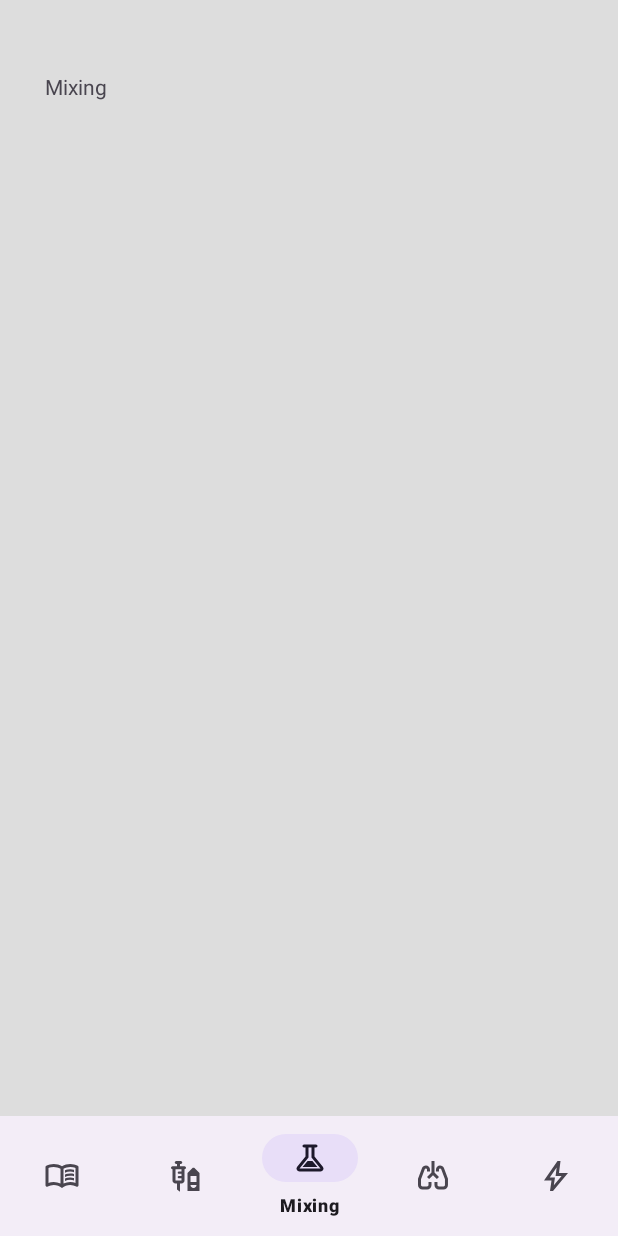
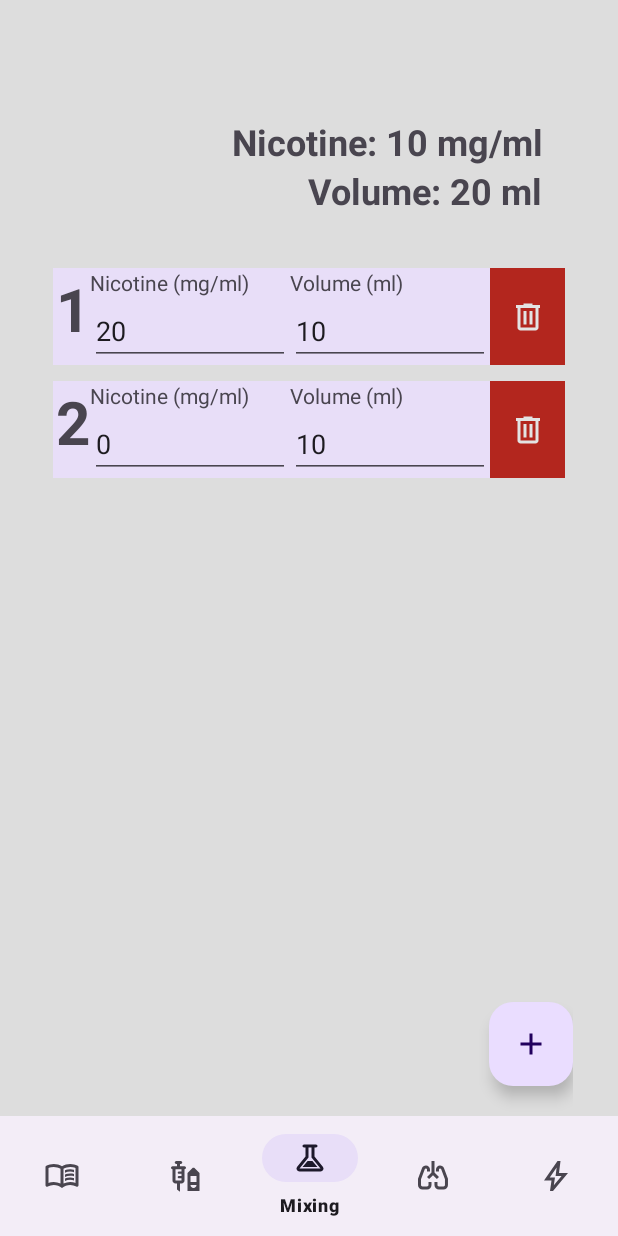
Before and after one commit to liscman/CyberCigarette, an Android app: the screen it shows after launch (MainActivity), on a phone screen of 412 x 824 dp. Run offline under Robolectric (Android 15) with nearby library versions, the phone set to English and light mode, and no system bars.

Commit message:
Mixing Fragment

```diff
--- a/app/build.gradle.kts
+++ b/app/build.gradle.kts
@@ -41,6 +41,10 @@ android {
 dependencies {
     implementation (libs.mpandroidchart)
 
+    implementation (libs.androidx.activity.ktx.v191)
+    implementation(libs.androidx.lifecycle.viewmodel.ktx.v284)
+    implementation(libs.androidx.fragment.ktx.v183)
+    implementation(libs.androidx.lifecycle.extensions)
 
     implementation(libs.androidx.core.ktx)
     implementation(libs.androidx.appcompat)
--- a/app/src/main/java/com/example/cybercigarette/MainActivity.kt
+++ b/app/src/main/java/com/example/cybercigarette/MainActivity.kt
@@ -2,6 +2,7 @@ package com.example.cybercigarette
 
 import android.os.Bundle
 import android.view.MenuItem
+import androidx.activity.viewModels
 import androidx.appcompat.app.AppCompatActivity
 import androidx.viewpager2.widget.ViewPager2
 import com.example.cybercigarette.adapters.MainPagerAdapter
@@ -11,6 +12,8 @@ import com.google.android.material.navigation.NavigationBarView
 class MainActivity : AppCompatActivity() {
     private lateinit var binding: ActivityMainBinding
     private lateinit var pagerAdapter: MainPagerAdapter
+
+    private val viewModel: MainViewModel by viewModels()
 
     override fun onCreate(savedInstanceState: Bundle?) {
         super.onCreate(savedInstanceState)
--- a/app/src/main/java/com/example/cybercigarette/MainViewModel.kt
+++ b/app/src/main/java/com/example/cybercigarette/MainViewModel.kt
@@ -2,7 +2,7 @@ package com.example.cybercigarette
 
 import android.content.Context
 import androidx.lifecycle.ViewModel
-import java.lang.Exception
+import com.example.cybercigarette.backend.mixing.MixingBackend
 
 /**
  * Main [ViewModel] in Project.
@@ -21,4 +21,7 @@ class MainViewModel : ViewModel() {
         }
         return true
     }
+
+    //mixing
+    val mixing = MixingBackend()
 }
--- /dev/null
+++ b/app/src/main/java/com/example/cybercigarette/adapters/MixingRecyclerAdapter.kt
@@ -0,0 +1,64 @@
+package com.example.cybercigarette.adapters
+
+import android.os.Looper
+import android.view.LayoutInflater
+import android.view.ViewGroup
+import androidx.core.widget.doAfterTextChanged
+import androidx.recyclerview.widget.RecyclerView
+import com.example.cybercigarette.MainViewModel
+import com.example.cybercigarette.databinding.RowMixingElementBinding
+
+class MixingRecyclerAdapter(
+    private val vm: MainViewModel,
+    private val cb: (ActionType, Int, Int) -> Unit,
+): RecyclerView.Adapter<MixingRecyclerAdapter.MixingRecyclerViewHolder>() {
+    private var _binding: RowMixingElementBinding? = null
+    private val binding get() = _binding!!
+
+    override fun onCreateViewHolder(parent: ViewGroup, viewType: Int): MixingRecyclerViewHolder {
+        _binding = RowMixingElementBinding.inflate(LayoutInflater.from(parent.context), parent, false)
+        return MixingRecyclerViewHolder(binding)
+    }
+
+    override fun getItemCount() = vm.mixing.list.size
+
+
+    override fun onBindViewHolder(holder: MixingRecyclerViewHolder, position: Int) {
+        val item = vm.mixing.list[position]
+        holder.binding.rowMixingNicotineInput.setText(item.nicotine.toString())
+        holder.binding.rowMixingVolumeInput.setText(item.volume.toString())
+        holder.binding.rowMixingNumber.setText((position+1).toString())
+
+        val handler = android.os.Handler(Looper.getMainLooper())
+
+        holder.binding.rowMixingNicotineInput.doAfterTextChanged {
+            handler.post {
+                cb(
+                    ActionType.EDIT_NICOTINE,
+                    position,
+                    holder.binding.rowMixingNicotineInput.text.toString().toIntOrNull() ?: 0
+                )
+            }
+        }
+        holder.binding.rowMixingVolumeInput.doAfterTextChanged {
+            handler.post {
+                cb(
+                    ActionType.EDIT_VOLUME,
+                    position,
+                    holder.binding.rowMixingVolumeInput.text.toString().toIntOrNull() ?: 0
+                )
+            }
+        }
+        holder.binding.rowMixingRemoveBtn.setOnClickListener {
+            cb(ActionType.REMOVE, position, -1)
+        }
+    }
+
+    enum class ActionType{
+        REMOVE,
+        EDIT_NICOTINE,
+        EDIT_VOLUME,
+    }
+
+    inner class MixingRecyclerViewHolder(val binding: RowMixingElementBinding): RecyclerView.ViewHolder(binding.root)
+}
--- /dev/null
+++ b/app/src/main/java/com/example/cybercigarette/backend/mixing/MixingBackend.kt
@@ -0,0 +1,13 @@
+package com.example.cybercigarette.backend.mixing
+
+class MixingBackend {
+    val list = mutableListOf<MixingElement>(
+        MixingElement(20, 10),
+        MixingElement(0, 10),
+    )
+
+    fun getMixedVolume() = list.sumOf { it.volume }
+
+    fun getMixedNicotine() =
+        if (list.sumOf { it.volume } > 0) list.sumOf { it.nicotine*it.volume }/list.sumOf { it.volume } else 0
+}
--- /dev/null
+++ b/app/src/main/java/com/example/cybercigarette/backend/mixing/MixingElement.kt
@@ -0,0 +1,6 @@
+package com.example.cybercigarette.backend.mixing
+
+class MixingElement(
+    var nicotine: Int = 20,
+    var volume: Int = 10,
+)
--- a/app/src/main/java/com/example/cybercigarette/fragments/MixingFragment.kt
+++ b/app/src/main/java/com/example/cybercigarette/fragments/MixingFragment.kt
@@ -1,15 +1,24 @@
 package com.example.cybercigarette.fragments
 
+import android.annotation.SuppressLint
 import android.os.Bundle
-import androidx.fragment.app.Fragment
 import android.view.LayoutInflater
 import android.view.View
 import android.view.ViewGroup
+import androidx.fragment.app.Fragment
+import androidx.fragment.app.activityViewModels
+import androidx.recyclerview.widget.LinearLayoutManager
+import com.example.cybercigarette.MainViewModel
+import com.example.cybercigarette.R
+import com.example.cybercigarette.adapters.MixingRecyclerAdapter
+import com.example.cybercigarette.backend.mixing.MixingElement
 import com.example.cybercigarette.databinding.FragmentMixingBinding
 
 class MixingFragment : Fragment() {
     private var _binding: FragmentMixingBinding? = null
     private val binding get() = _binding!!
+
+    private val vm: MainViewModel by activityViewModels()
 
     override fun onCreateView(
         inflater: LayoutInflater,
@@ -18,8 +27,47 @@ class MixingFragment : Fragment() {
     ): View {
         _binding = FragmentMixingBinding.inflate(inflater, container, false)
 
-        //TODO Empty fragment
+        setupRecycler()
+        loadOutput()
+        setupAddButton()
 
         return binding.root
     }
+
+    fun setupAddButton() {
+        binding.mixingAddBtn.setOnClickListener {
+            vm.mixing.list.add(MixingElement(0, 0))
+            binding.mixingContentRecycler.adapter?.notifyItemInserted(vm.mixing.list.size)
+        }
+    }
+
+    @SuppressLint("NotifyDataSetChanged")
+    fun setupRecycler(){
+        binding.mixingContentRecycler.layoutManager = LinearLayoutManager(requireContext())
+        binding.mixingContentRecycler.adapter = MixingRecyclerAdapter(vm){ action, i, value ->
+            when(action){
+                MixingRecyclerAdapter.ActionType.REMOVE -> {
+                    vm.mixing.list.removeAt(i)
+                    binding.mixingContentRecycler.adapter?.notifyDataSetChanged()
+                    loadOutput()
+                }
+                MixingRecyclerAdapter.ActionType.EDIT_NICOTINE -> {
+                    vm.mixing.list[i].nicotine = value
+                    loadOutput()
+                }
+                MixingRecyclerAdapter.ActionType.EDIT_VOLUME -> {
+                    vm.mixing.list[i].volume = value
+                    loadOutput()
+                }
+            }
+        }
+    }
+
+    fun loadOutput(){
+        val volume = vm.mixing.getMixedVolume()
+        val nicotine = vm.mixing.getMixedNicotine()
+
+        binding.mixingVolumeTxt.setText("${getString(R.string.volume)}: $volume ml")
+        binding.mixingNicotineTxt.setText("${getString(R.string.nicotine)}: $nicotine mg/ml")
+    }
 }
--- /dev/null
+++ b/app/src/main/res/drawable/ic_add.xml
@@ -0,0 +1,9 @@
+<vector xmlns:android="http://schemas.android.com/apk/res/android"
+    android:width="24dp"
+    android:height="24dp"
+    android:viewportWidth="960"
+    android:viewportHeight="960">
+  <path
+      android:pathData="M440,520L200,520v-80h240v-240h80v240h240v80L520,520v240h-80v-240Z"
+      android:fillColor="#e3e3e3"/>
+</vector>
--- /dev/null
+++ b/app/src/main/res/drawable/ic_delete.xml
@@ -0,0 +1,9 @@
+<vector xmlns:android="http://schemas.android.com/apk/res/android"
+    android:width="24dp"
+    android:height="24dp"
+    android:viewportWidth="960"
+    android:viewportHeight="960">
+  <path
+      android:pathData="M280,840q-33,0 -56.5,-23.5T200,760v-520h-40v-80h200v-40h240v40h200v80h-40v520q0,33 -23.5,56.5T680,840L280,840ZM680,240L280,240v520h400v-520ZM360,680h80v-360h-80v360ZM520,680h80v-360h-80v360ZM280,240v520,-520Z"
+      android:fillColor="#e3e3e3"/>
+</vector>
--- a/app/src/main/res/layout/fragment_mixing.xml
+++ b/app/src/main/res/layout/fragment_mixing.xml
@@ -1,14 +1,54 @@
 <?xml version="1.0" encoding="utf-8"?>
 <FrameLayout xmlns:android="http://schemas.android.com/apk/res/android"
+    xmlns:app="http://schemas.android.com/apk/res-auto"
     xmlns:tools="http://schemas.android.com/tools"
     android:layout_width="match_parent"
     android:layout_height="match_parent"
     tools:context=".fragments.MixingFragment">
 
-    <!-- TODO: Update blank fragment layout -->
-    <TextView
+    <LinearLayout
+        android:id="@+id/mixing_content"
         android:layout_width="match_parent"
         android:layout_height="match_parent"
-        android:text="Mixing" />
+        android:orientation="vertical">
+
+        <TextView
+            android:id="@+id/mixing_nicotine_txt"
+            android:layout_width="wrap_content"
+            android:layout_height="wrap_content"
+            tools:text="16 mg/ml"
+            android:textSize="24sp"
+            android:textStyle="bold"
+            android:layout_gravity="end"
+            android:layout_marginEnd="20dp"
+            android:layout_marginTop="30dp" />
+
+        <TextView
+            android:id="@+id/mixing_volume_txt"
+            android:layout_width="wrap_content"
+            android:layout_height="wrap_content"
+            tools:text="60ml"
+            android:textSize="24sp"
+            android:textStyle="bold"
+            android:layout_gravity="end"
+            android:layout_marginEnd="20dp"
+            android:layout_marginBottom="30dp" />
+
+        <androidx.recyclerview.widget.RecyclerView
+            android:id="@+id/mixing_content_recycler"
+            android:layout_width="match_parent"
+            android:layout_height="match_parent"
+            tools:listitem="@layout/row_mixing_element" />
+    </LinearLayout>
+
+    <com.google.android.material.floatingactionbutton.FloatingActionButton
+        android:id="@+id/mixing_add_btn"
+        android:layout_width="wrap_content"
+        android:layout_height="wrap_content"
+        android:clickable="true"
+        android:focusable="true"
+        android:layout_gravity="end|bottom"
+        android:layout_marginBottom="20dp"
+        android:src="@drawable/ic_add" />
 
 </FrameLayout>
--- /dev/null
+++ b/app/src/main/res/layout/row_mixing_element.xml
@@ -0,0 +1,65 @@
+<?xml version="1.0" encoding="utf-8"?>
+<LinearLayout xmlns:android="http://schemas.android.com/apk/res/android"
+    xmlns:tools="http://schemas.android.com/tools"
+    android:layout_width="match_parent"
+    android:layout_height="wrap_content"
+    xmlns:app="http://schemas.android.com/apk/res-auto"
+    android:background="?colorSecondaryContainer"
+    android:layout_margin="5dp"
+    android:orientation="horizontal">
+
+    <TextView
+        android:id="@+id/row_mixing_number"
+        android:layout_width="wrap_content"
+        android:layout_height="wrap_content"
+        android:layout_marginStart="2dp"
+        tools:text="1."
+        android:textSize="40sp"
+        android:textStyle="bold" />
+
+    <LinearLayout
+        android:layout_width="match_parent"
+        android:layout_height="wrap_content"
+        android:orientation="vertical"
+        android:layout_weight="1">
+
+        <TextView
+            android:layout_width="wrap_content"
+            android:layout_height="wrap_content"
+            android:text="@string/nicotine_mg_ml"/>
+        <EditText
+            android:id="@+id/row_mixing_nicotine_input"
+            android:layout_width="match_parent"
+            android:layout_height="wrap_content"
+            android:hint="@string/short_nicotine_example"
+            android:inputType="number" />
+
+    </LinearLayout>
+
+    <LinearLayout
+        android:layout_width="match_parent"
+        android:layout_height="wrap_content"
+        android:orientation="vertical"
+        android:layout_weight="1">
+
+        <TextView
+            android:layout_width="wrap_content"
+            android:layout_height="wrap_content"
+            android:text="@string/volume_ml"/>
+        <EditText
+            android:id="@+id/row_mixing_volume_input"
+            android:layout_width="match_parent"
+            android:layout_height="wrap_content"
+            android:hint="@string/short_volume_example"
+            android:inputType="number" />
+
+    </LinearLayout>
+
+    <ImageButton
+        android:id="@+id/row_mixing_remove_btn"
+        android:layout_width="50dp"
+        android:layout_height="match_parent"
+        android:src="@drawable/ic_delete"
+        android:background="?colorError"/>
+
+</LinearLayout>
--- a/app/src/main/res/values/strings.xml
+++ b/app/src/main/res/values/strings.xml
@@ -8,18 +8,26 @@
     <string name="navigation">Navigation</string>
     <string name="coil_resistance">Coil Resistance</string>
     <string name="resistance">Resistance Ω (Ohm)</string>
-    <string name="resistance_example">Example: 0.5Ω</string>
+    <string name="resistance_example">Example (Ω): 0.5</string>
     <string name="calculate_power">Calculate Power (W)</string>
     <string name="minimum_power">Minimum Power (W)</string>
     <string name="recommended_power">Recommended Power (W)</string>
     <string name="maximum_power">Maximum Power (W)</string>
     <string name="power">Power W (Watt)</string>
-    <string name="power_example">Example: 30W</string>
+    <string name="power_example">Example (W): 30</string>
     <string name="calculate_resistance">Calculate Resistance (Ω)</string>
     <string name="minimum_resistance">Minimum Resistance (Ω)</string>
     <string name="recommended_resistance">Recommended Resistance (Ω)</string>
     <string name="maximum_resistance">Maximum Resistance (Ω)</string>
     <string name="wrong_resistance">Wrong Resistance</string>
     <string name="wrong_power">Wrong Power</string>
+    <string name="volume_example">Example (ml): 10</string>
+    <string name="nicotine_example">Example (mg/ml): 20</string>
+    <string name="short_volume_example">Example: 10</string>
+    <string name="short_nicotine_example">Example: 20</string>
     <string name="error">ERROR</string>
+    <string name="nicotine">Nicotine</string>
+    <string name="volume">Volume</string>
+    <string name="nicotine_mg_ml">Nicotine (mg/ml)</string>
+    <string name="volume_ml">Volume (ml)</string>
 </resources>
```
Also changed, not shown: gradle/libs.versions.toml (+13 -0 lines).
